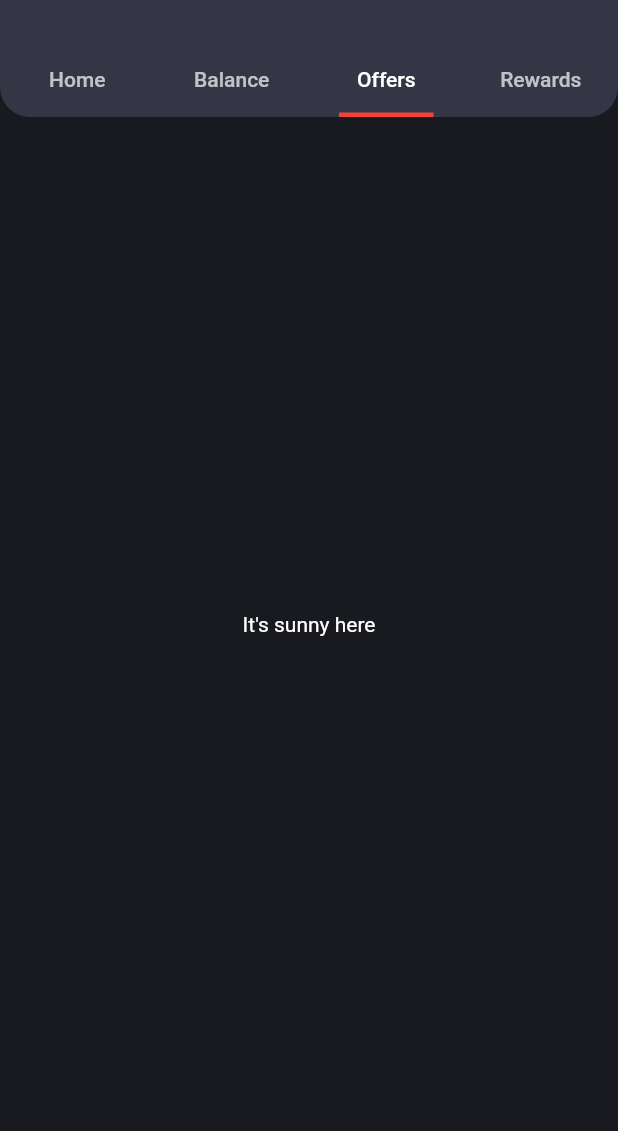
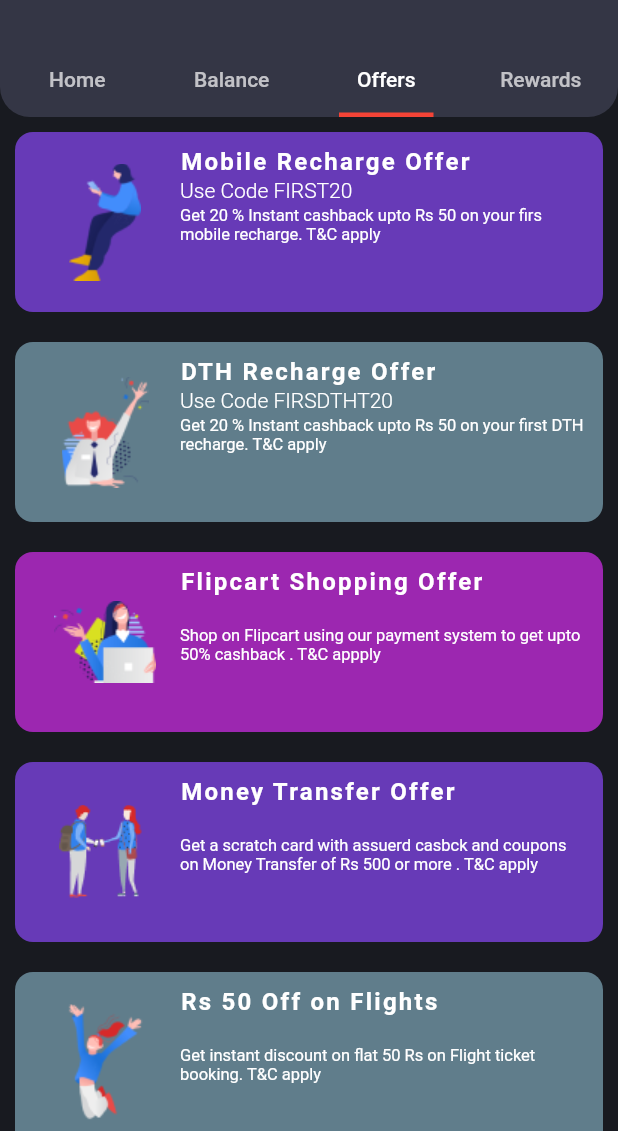
Before and after one commit to tahseenRaj/instant_pay, a Flutter app: the Dashboard screen opened directly, tab 3 chosen, on a phone screen of 412 x 824 dp, the part 105-1236 px from its top. Run offline on Flutter 3.47's test engine with Material 2 defaults, Android fonts, the phone set to English and light mode, and no system bars; our stand-ins replace intl_phone_field; network calls fail.

Commit message:
Completed offers screen UI

```diff
--- a/lib/buttons.dart
+++ b/lib/buttons.dart
@@ -147,7 +147,7 @@ scratchCard() {
   );
 }
 
-rewards(String reward, String description, String myimage) {
+rewards(String reward, String description, String image) {
   return Container(
     width: double.infinity,
     padding: const EdgeInsets.all(10),
@@ -161,7 +161,7 @@ rewards(String reward, String description, String myimage) {
         SizedBox(
           width: 100,
           child: Center(
-              child: Image(image: AssetImage('assets/images/$myimage.png'))),
+              child: Image(image: AssetImage('assets/images/$image.png'))),
         ),
         Column(
           crossAxisAlignment: CrossAxisAlignment.start,
@@ -194,3 +194,60 @@ rewards(String reward, String description, String myimage) {
     ),
   );
 }
+
+offers(String? offer, String code, String description, String image, Color color) {
+  return Container(
+    margin: const EdgeInsets.symmetric(vertical: 10),
+    width: double.infinity,
+    padding: const EdgeInsets.all(10),
+    height: 120,
+    decoration: BoxDecoration(
+      borderRadius: BorderRadius.circular(12),
+      color: color,
+    ),
+    child: Row(
+      children: [
+        Container(
+          width: 100,
+          child: Center(
+              child: Image(image: AssetImage('assets/images/$image.png'))),
+        ),
+        Flexible(
+          child: Column(
+            crossAxisAlignment: CrossAxisAlignment.start,
+
+            children: [
+              Text(
+                offer!,
+                style: const TextStyle(
+                    color: Colors.white,
+                    fontSize: 16,
+                    fontWeight: FontWeight.bold,
+                    letterSpacing: 1.5),
+              ),
+              // SizedBox(height: 5),
+              Padding(
+                padding: const EdgeInsets.symmetric(vertical: 2),
+                child: Text(
+                  code,
+                  style: const TextStyle(
+                    color: Colors.white,
+                    fontSize: 14,
+                    fontWeight: FontWeight.w300,
+                  ),
+                ),
+              ),
+              // SizedBox(height: 5),
+              Flexible(
+                child: Text(
+                description,
+                style: const TextStyle(color: Colors.white, fontSize: 11),
+                ),
+              ),
+            ],
+          ),
+        )
+      ],
+    ),
+  );
+}
--- a/lib/dashboard.dart
+++ b/lib/dashboard.dart
@@ -2,6 +2,7 @@ import 'package:flutter/material.dart';
 import 'package:instant_pay/balance.dart';
 import 'package:instant_pay/buttons.dart';
 import 'package:instant_pay/home.dart.dart';
+import 'package:instant_pay/offers.dart';
 import 'package:instant_pay/rewards.dart';
 
 class Dashboard extends StatefulWidget {
@@ -111,15 +112,10 @@ class _DashboardState extends State<Dashboard> with TickerProviderStateMixin {
       ),
       body: TabBarView(
         controller: _tabController,
-        children: <Widget>[
+        children: const <Widget>[
           Home(),
           Balance(),
-          Center(
-            child: Text(
-              "It's sunny here",
-              style: TextStyle(color: Colors.white),
-            ),
-          ),
+          Offers(),
           Rewards(),
         ],
       ),
--- /dev/null
+++ b/lib/offers.dart
@@ -0,0 +1,23 @@
+import 'package:flutter/material.dart';
+import 'package:instant_pay/buttons.dart';
+
+class Offers extends StatelessWidget {
+  const Offers({Key? key}) : super(key: key);
+
+  @override
+  Widget build(BuildContext context) {
+    return Container(
+      width: MediaQuery.of(context).size.width,
+      margin: const EdgeInsets.symmetric(horizontal: 10),
+      child: ListView(
+        children: [
+          offers('Mobile Recharge Offer', 'Use Code FIRST20', 'Get 20 % Instant cashback upto Rs 50 on your firs mobile recharge. T&C apply', 'offer1', Colors.deepPurple),
+          offers('DTH Recharge Offer', 'Use Code FIRSDTHT20', 'Get 20 % Instant cashback upto Rs 50 on your first DTH recharge. T&C apply', 'offer2', Colors.blueGrey),
+          offers('Flipcart Shopping Offer', '', 'Shop on Flipcart using our payment system to get upto 50% cashback . T&C appply', 'offer3', Colors.purple),
+          offers('Money Transfer Offer', '', 'Get a scratch card with assuerd casbck and coupons on Money Transfer of Rs 500 or more . T&C apply', 'offer4', Colors.deepPurple),
+          offers('Rs 50 Off on Flights', '', 'Get instant discount on flat 50 Rs on Flight ticket booking. T&C apply', 'offer5', Colors.blueGrey)
+        ],
+      ),
+    );
+  }
+}
```
Also changed, not shown: assets/images/offer1.png (added), assets/images/offer2.png (added), assets/images/offer3.png (added), assets/images/offer4.png (added), assets/images/offer5.png (added).
